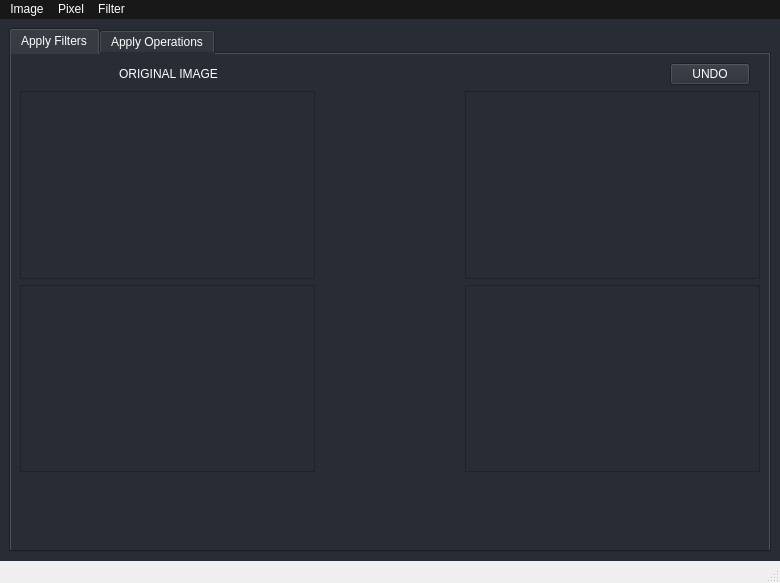
Above: main_gui.ui from MatiMonaco/ATI_TPS before the change. Below: the same form after it.
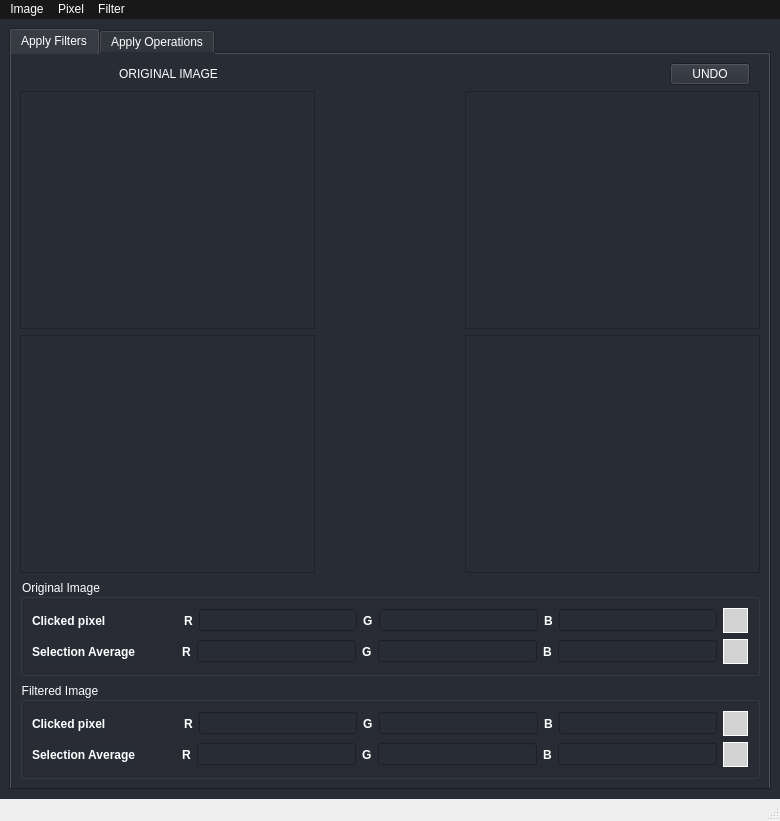
That is the form after the change. Icons and pictures are not drawn.

The edit to the form file:
```diff
--- a/main_gui.ui
+++ b/main_gui.ui
@@ -7,7 +7,7 @@
     <x>0</x>
     <y>0</y>
     <width>780</width>
-    <height>583</height>
+    <height>821</height>
    </rect>
   </property>
   <property name="cursor">
@@ -35,7 +35,7 @@
    <property name="minimumSize">
     <size>
      <width>780</width>
-     <height>540</height>
+     <height>780</height>
     </size>
    </property>
    <property name="maximumSize">
@@ -64,7 +64,7 @@
        <attribute name="title">
         <string>Apply Filters</string>
        </attribute>
-       <layout class="QVBoxLayout" name="verticalLayout_2" stretch="1,3,3,0,1">
+       <layout class="QVBoxLayout" name="verticalLayout_2" stretch="0,3,3,0,0,0">
         <item>
          <layout class="QHBoxLayout" name="horizontalLayout" stretch="2,2,9,0">
           <property name="sizeConstraint">
@@ -159,7 +159,7 @@
              <property name="geometry">
               <rect>
                <x>138</x>
-               <y>73</y>
+               <y>108</y>
                <width>18</width>
                <height>18</height>
               </rect>
@@ -230,7 +230,7 @@
                <x>0</x>
                <y>0</y>
                <width>294</width>
-               <height>165</height>
+               <height>234</height>
               </rect>
              </property>
              <property name="sizePolicy">
@@ -265,7 +265,7 @@
              <property name="geometry">
               <rect>
                <x>138</x>
-               <y>74</y>
+               <y>107</y>
                <width>18</width>
                <height>18</height>
               </rect>
@@ -333,7 +333,7 @@
                <x>0</x>
                <y>0</y>
                <width>294</width>
-               <height>166</height>
+               <height>233</height>
               </rect>
              </property>
              <property name="sizePolicy">
@@ -352,54 +352,452 @@
          <layout class="QVBoxLayout" name="filter_layout"/>
         </item>
         <item>
-         <layout class="QHBoxLayout" name="horizontalLayout_3" stretch="2,0,0,0">
-          <property name="spacing">
-           <number>30</number>
+         <widget class="QGroupBox" name="orig_img_selection_layout">
+          <property name="title">
+           <string>Original Image</string>
           </property>
-          <property name="rightMargin">
-           <number>0</number>
+          <layout class="QVBoxLayout" name="verticalLayout_15">
+           <item>
+            <layout class="QHBoxLayout" name="horizontalLayout_2" stretch="0,0,0,0,0,0,0,0,0">
+             <item>
+              <widget class="QLabel" name="label_7">
+               <property name="styleSheet">
+                <string notr="true">font-weight:bold;</string>
+               </property>
+               <property name="text">
+                <string>Clicked pixel</string>
+               </property>
+              </widget>
+             </item>
+             <item>
+              <spacer name="horizontalSpacer_2">
+               <property name="orientation">
+                <enum>Qt::Horizontal</enum>
+               </property>
+               <property name="sizeType">
+                <enum>QSizePolicy::Minimum</enum>
+               </property>
+               <property name="sizeHint" stdset="0">
+                <size>
+                 <width>72</width>
+                 <height>20</height>
+                </size>
+               </property>
+              </spacer>
+             </item>
+             <item>
+              <widget class="QLabel" name="label_10">
+               <property name="styleSheet">
+                <string notr="true">font-weight:bold;</string>
+               </property>
+               <property name="text">
+                <string>R</string>
+               </property>
+              </widget>
+             </item>
+             <item>
+              <widget class="QLineEdit" name="orig_pixel_R_line_edit">
+               <property name="styleSheet">
+                <string notr="true">font-weight:bold;</string>
+               </property>
+              </widget>
+             </item>
+             <item>
+              <widget class="QLabel" name="label_11">
+               <property name="styleSheet">
+                <string notr="true">font-weight:bold;</string>
+               </property>
+               <property name="text">
+                <string>G</string>
+               </property>
+              </widget>
+             </item>
+             <item>
+              <widget class="QLineEdit" name="orig_pixel_G_line_edit">
+               <property name="styleSheet">
+                <string notr="true">font-weight:bold;</string>
+               </property>
+              </widget>
+             </item>
+             <item>
+              <widget class="QLabel" name="label_12">
+               <property name="styleSheet">
+                <string notr="true">font-weight:bold;</string>
+               </property>
+               <property name="text">
+                <string>B</string>
+               </property>
+              </widget>
+             </item>
+             <item>
+              <widget class="QLineEdit" name="orig_pixel_B_line_edit">
+               <property name="styleSheet">
+                <string notr="true">font-weight:bold;</string>
+               </property>
+              </widget>
+             </item>
+             <item>
+              <widget class="QLabel" name="orig_pixel_color">
+               <property name="sizePolicy">
+                <sizepolicy hsizetype="Minimum" vsizetype="Minimum">
+                 <horstretch>0</horstretch>
+                 <verstretch>0</verstretch>
+                </sizepolicy>
+               </property>
+               <property name="minimumSize">
+                <size>
+                 <width>25</width>
+                 <height>25</height>
+                </size>
+               </property>
+               <property name="styleSheet">
+                <string notr="true">background-color: lightgray;
+border-width: 1px;
+border-style: solid;
+border-color: white;</string>
+               </property>
+               <property name="text">
+                <string/>
+               </property>
+               <property name="alignment">
+                <set>Qt::AlignCenter</set>
+               </property>
+              </widget>
+             </item>
+            </layout>
+           </item>
+           <item>
+            <layout class="QHBoxLayout" name="horizontalLayout_3">
+             <item>
+              <widget class="QLabel" name="label_9">
+               <property name="styleSheet">
+                <string notr="true">font-weight:bold;</string>
+               </property>
+               <property name="text">
+                <string>Selection Average</string>
+               </property>
+              </widget>
+             </item>
+             <item>
+              <spacer name="horizontalSpacer_3">
+               <property name="orientation">
+                <enum>Qt::Horizontal</enum>
+               </property>
+               <property name="sizeType">
+                <enum>QSizePolicy::Minimum</enum>
+               </property>
+               <property name="sizeHint" stdset="0">
+                <size>
+                 <width>40</width>
+                 <height>20</height>
+                </size>
+               </property>
+              </spacer>
+             </item>
+             <item>
+              <widget class="QLabel" name="label_13">
+               <property name="styleSheet">
+                <string notr="true">font-weight:bold;</string>
+               </property>
+               <property name="text">
+                <string>R</string>
+               </property>
+              </widget>
+             </item>
+             <item>
+              <widget class="QLineEdit" name="orig_avg_R_line_edit">
+               <property name="styleSheet">
+                <string notr="true">font-weight:bold;</string>
+               </property>
+              </widget>
+             </item>
+             <item>
+              <widget class="QLabel" name="label_14">
+               <property name="styleSheet">
+                <string notr="true">font-weight:bold;</string>
+               </property>
+               <property name="text">
+                <string>G</string>
+               </property>
+              </widget>
+             </item>
+             <item>
+              <widget class="QLineEdit" name="orig_avg_G_line_edit">
+               <property name="styleSheet">
+                <string notr="true">font-weight:bold;</string>
+               </property>
+              </widget>
+             </item>
+             <item>
+              <widget class="QLabel" name="label_15">
+               <property name="styleSheet">
+                <string notr="true">font-weight:bold;</string>
+               </property>
+               <property name="text">
+                <string>B</string>
+               </property>
+              </widget>
+             </item>
+             <item>
+              <widget class="QLineEdit" name="orig_avg_B_line_edit">
+               <property name="styleSheet">
+                <string notr="true">font-weight:bold;</string>
+               </property>
+              </widget>
+             </item>
+             <item>
+              <widget class="QLabel" name="orig_avg_color">
+               <property name="sizePolicy">
+                <sizepolicy hsizetype="Minimum" vsizetype="Minimum">
+                 <horstretch>0</horstretch>
+                 <verstretch>0</verstretch>
+                </sizepolicy>
+               </property>
+               <property name="minimumSize">
+                <size>
+                 <width>25</width>
+                 <height>25</height>
+                </size>
+               </property>
+               <property name="styleSheet">
+                <string notr="true">background-color: lightgray;
+border-width: 1px;
+border-style: solid;
+border-color: white;</string>
+               </property>
+               <property name="text">
+                <string/>
+               </property>
+              </widget>
+             </item>
+            </layout>
+           </item>
+          </layout>
+         </widget>
+        </item>
+        <item>
+         <widget class="QGroupBox" name="filt_img_selection_layout">
+          <property name="title">
+           <string>Filtered Image</string>
           </property>
-          <item>
-           <widget class="QLabel" name="txt_pixel">
-            <property name="cursor">
-             <cursorShape>CrossCursor</cursorShape>
-            </property>
-            <property name="styleSheet">
-             <string notr="true">color:rgb(255, 255, 255)</string>
-            </property>
-            <property name="text">
-             <string/>
-            </property>
-           </widget>
-          </item>
-          <item>
-           <spacer name="horizontalSpacer_3">
-            <property name="orientation">
-             <enum>Qt::Horizontal</enum>
-            </property>
-            <property name="sizeHint" stdset="0">
-             <size>
-              <width>40</width>
-              <height>20</height>
-             </size>
-            </property>
-           </spacer>
-          </item>
-          <item>
-           <widget class="QLabel" name="txt_selected_pixels_amount">
-            <property name="text">
-             <string/>
-            </property>
-           </widget>
-          </item>
-          <item>
-           <widget class="QLabel" name="txt_colors_avg">
-            <property name="text">
-             <string/>
-            </property>
-           </widget>
-          </item>
-         </layout>
+          <layout class="QVBoxLayout" name="verticalLayout_16">
+           <item>
+            <layout class="QHBoxLayout" name="horizontalLayout_4" stretch="0,0,0,0,0,0,0,0,0">
+             <item>
+              <widget class="QLabel" name="label_16">
+               <property name="styleSheet">
+                <string notr="true">font-weight:bold;</string>
+               </property>
+               <property name="text">
+                <string>Clicked pixel</string>
+               </property>
+              </widget>
+             </item>
+             <item>
+              <spacer name="horizontalSpacer_9">
+               <property name="orientation">
+                <enum>Qt::Horizontal</enum>
+               </property>
+               <property name="sizeType">
+                <enum>QSizePolicy::Minimum</enum>
+               </property>
+               <property name="sizeHint" stdset="0">
+                <size>
+                 <width>72</width>
+                 <height>20</height>
+                </size>
+               </property>
+              </spacer>
+             </item>
+             <item>
+              <widget class="QLabel" name="label_17">
+               <property name="styleSheet">
+                <string notr="true">font-weight:bold;</string>
+               </property>
+               <property name="text">
+                <string>R</string>
+               </property>
+              </widget>
+             </item>
+             <item>
+              <widget class="QLineEdit" name="filt_pixel_R_line_edit">
+               <property name="styleSheet">
+                <string notr="true">font-weight:bold;</string>
+               </property>
+              </widget>
+             </item>
+             <item>
+              <widget class="QLabel" name="label_18">
+               <property name="styleSheet">
+                <string notr="true">font-weight:bold;</string>
+               </property>
+               <property name="text">
+                <string>G</string>
+               </property>
+              </widget>
+             </item>
+             <item>
+              <widget class="QLineEdit" name="filt_pixel_G_line_edit">
+               <property name="text">
+                <string/>
+               </property>
+              </widget>
+             </item>
+             <item>
+              <widget class="QLabel" name="label_19">
+               <property name="styleSheet">
+                <string notr="true">font-weight:bold;</string>
+               </property>
+               <property name="text">
+                <string>B</string>
+               </property>
+              </widget>
+             </item>
+             <item>
+              <widget class="QLineEdit" name="filt_pixel_B_line_edit">
+               <property name="styleSheet">
+                <string notr="true">font-weight:bold;</string>
+               </property>
+              </widget>
+             </item>
+             <item>
+              <widget class="QLabel" name="filt_pixel_color">
+               <property name="sizePolicy">
+                <sizepolicy hsizetype="Minimum" vsizetype="Minimum">
+                 <horstretch>0</horstretch>
+                 <verstretch>0</verstretch>
+                </sizepolicy>
+               </property>
+               <property name="minimumSize">
+                <size>
+                 <width>25</width>
+                 <height>25</height>
+                </size>
+               </property>
+               <property name="styleSheet">
+                <string notr="true">background-color: lightgray;
+border-width: 1px;
+border-style: solid;
+border-color: white;</string>
+               </property>
+               <property name="text">
+                <string/>
+               </property>
+              </widget>
+             </item>
+            </layout>
+           </item>
+           <item>
+            <layout class="QHBoxLayout" name="horizontalLayout_6">
+             <item>
+              <widget class="QLabel" name="label_20">
+               <property name="styleSheet">
+                <string notr="true">font-weight:bold;</string>
+               </property>
+               <property name="text">
+                <string>Selection Average</string>
+               </property>
+              </widget>
+             </item>
+             <item>
+              <spacer name="horizontalSpacer_10">
+               <property name="orientation">
+                <enum>Qt::Horizontal</enum>
+               </property>
+               <property name="sizeType">
+                <enum>QSizePolicy::Minimum</enum>
+               </property>
+               <property name="sizeHint" stdset="0">
+                <size>
+                 <width>40</width>
+                 <height>20</height>
+                </size>
+               </property>
+              </spacer>
+             </item>
+             <item>
+              <widget class="QLabel" name="label_21">
+               <property name="styleSheet">
+                <string notr="true">font-weight:bold;</string>
+               </property>
+               <property name="text">
+                <string>R</string>
+               </property>
+              </widget>
+             </item>
+             <item>
+              <widget class="QLineEdit" name="filt_avg_R_line_edit">
+               <property name="styleSheet">
+                <string notr="true">font-weight:bold;</string>
+               </property>
+              </widget>
+             </item>
+             <item>
+              <widget class="QLabel" name="label_22">
+               <property name="styleSheet">
+                <string notr="true">font-weight:bold;</string>
+               </property>
+               <property name="text">
+                <string>G</string>
+               </property>
+              </widget>
+             </item>
+             <item>
+              <widget class="QLineEdit" name="filt_avg_G_line_edit">
+               <property name="styleSheet">
+                <string notr="true">font-weight:bold;</string>
+               </property>
+               <property name="text">
+                <string/>
+               </property>
+              </widget>
+             </item>
+             <item>
+              <widget class="QLabel" name="label_23">
+               <property name="styleSheet">
+                <string notr="true">font-weight:bold;</string>
+               </property>
+               <property name="text">
+                <string>B</string>
+               </property>
+              </widget>
+             </item>
+             <item>
+              <widget class="QLineEdit" name="filt_avg_B_line_edit">
+               <property name="styleSheet">
+                <string notr="true">font-weight:bold;</string>
+               </property>
+              </widget>
+             </item>
+             <item>
+              <widget class="QLabel" name="filt_avg_color">
+               <property name="sizePolicy">
+                <sizepolicy hsizetype="Minimum" vsizetype="Minimum">
+                 <horstretch>0</horstretch>
+                 <verstretch>0</verstretch>
+                </sizepolicy>
+               </property>
+               <property name="minimumSize">
+                <size>
+                 <width>25</width>
+                 <height>25</height>
+                </size>
+               </property>
+               <property name="styleSheet">
+                <string notr="true">background-color: lightgray;
+border-width: 1px;
+border-style: solid;
+border-color: white;</string>
+               </property>
+               <property name="text">
+                <string/>
+               </property>
+              </widget>
+             </item>
+            </layout>
+           </item>
+          </layout>
+         </widget>
         </item>
        </layout>
       </widget>
```
Left out of the diff: 12 changed lines with no effect on the pictures.
